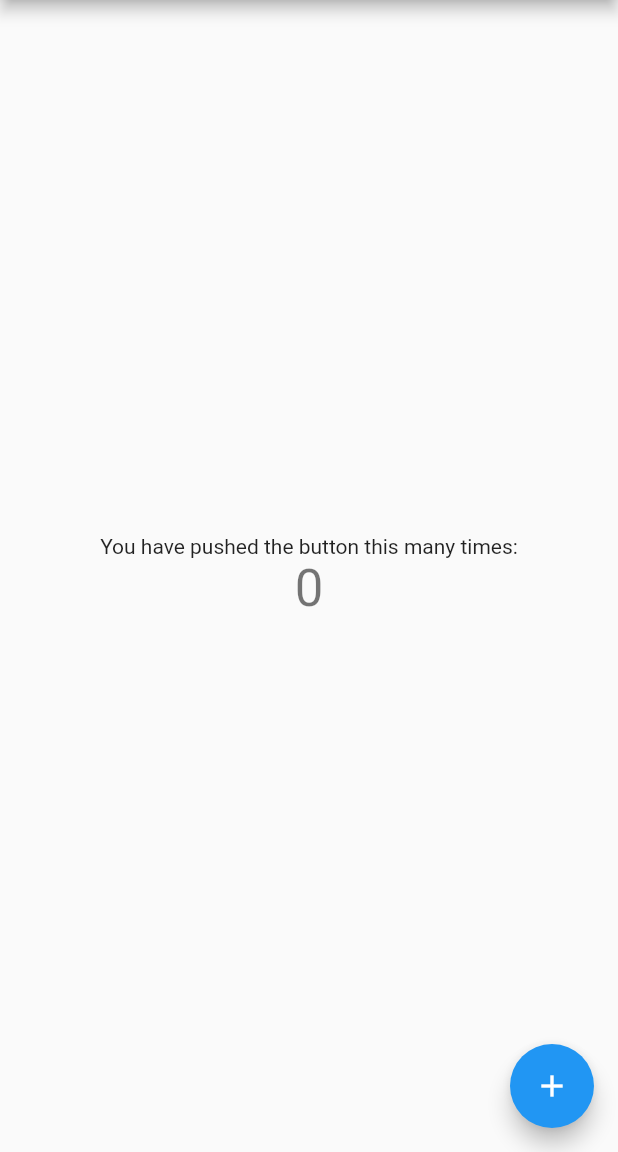
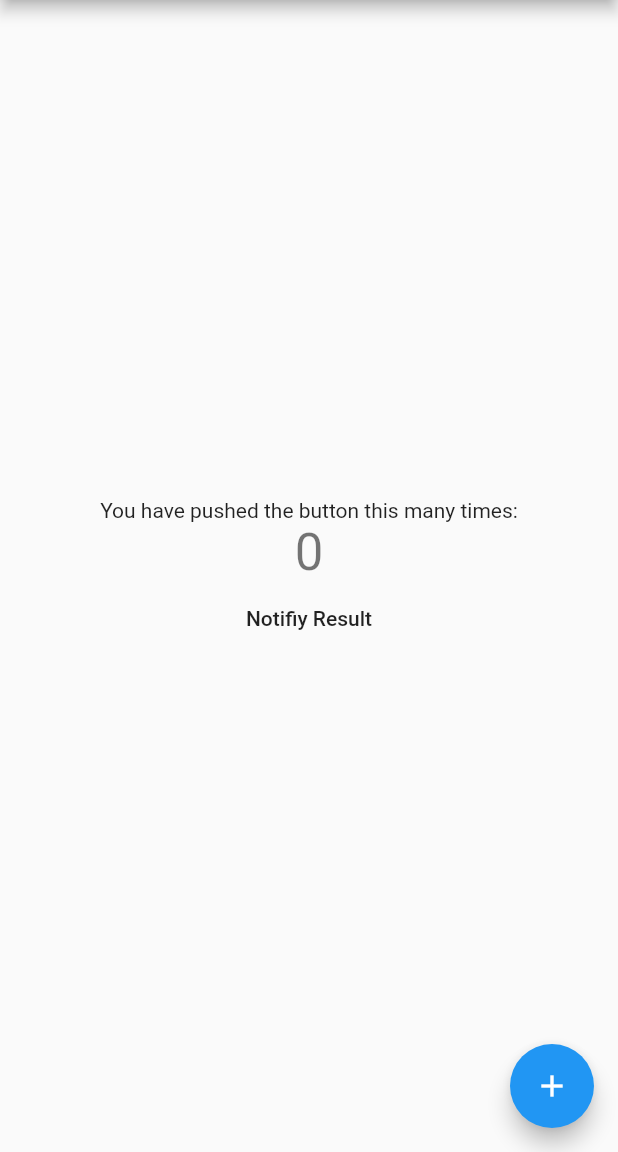
Before and after one commit to hpsoar/flutter_demo, a Flutter app: the screen it shows after launch, on a phone screen of 412 x 824 dp, the part 84-1236 px from its top. Run offline on Flutter 3.47's test engine with Material 2 defaults, Android fonts, the phone set to English and light mode, and no system bars.

```diff
--- a/lib/main.dart
+++ b/lib/main.dart
@@ -46,6 +46,18 @@ class MyHomePage extends StatefulWidget {
 class _MyHomePageState extends State<MyHomePage> {
   int _counter = 0;
   CYBridge bridge =CYBridge();
+  var testEventHandle;
+
+  @override
+  void initState() {
+    super.initState();
+
+    testEventHandle = bridge.subscribeEvent("test_event", (Map data, String error) {
+
+    });
+
+    bridge.unsubscribe("test_event", testEventHandle);
+  }
 
   void _incrementCounter() {
     setState(() {
@@ -79,20 +91,6 @@ class _MyHomePageState extends State<MyHomePage> {
         // Center is a layout widget. It takes a single child and positions it
         // in the middle of the parent.
         child: Column(
-          // Column is also layout widget. It takes a list of children and
-          // arranges them vertically. By default, it sizes itself to fit its
-          // children horizontally, and tries to be as tall as its parent.
-          //
-          // Invoke "debug painting" (press "p" in the console, choose the
-          // "Toggle Debug Paint" action from the Flutter Inspector in Android
-          // Studio, or the "Toggle Debug Paint" command in Visual Studio Code)
-          // to see the wireframe for each widget.
-          //
-          // Column has various properties to control how it sizes itself and
-          // how it positions its children. Here we use mainAxisAlignment to
-          // center the children vertically; the main axis here is the vertical
-          // axis because Columns are vertical (the cross axis would be
-          // horizontal).
           mainAxisAlignment: MainAxisAlignment.center,
           children: <Widget>[
             Text(
@@ -102,6 +100,9 @@ class _MyHomePageState extends State<MyHomePage> {
               '$_counter',
               style: Theme.of(context).textTheme.display1,
             ),
+            FlatButton(onPressed: () {
+            },
+            child: Text("Notifiy Result"),)
           ],
         ),
       ),
```
